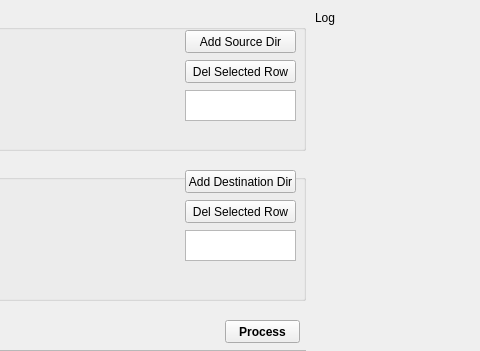
This is iu/copyfiles_main_wdw.ui in cratzerdigitalreef/CopyFiles as Qt 5 draws it before an edit; both pictures show x 275 to 755 and y 0 to 351 of the 1227 by 506 pixel window. The edited form follows.
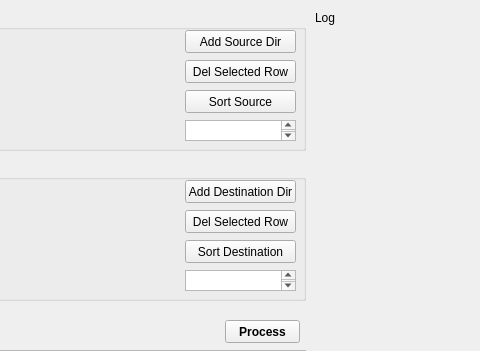
This is the edited form.

```diff
--- a/iu/copyfiles_main_wdw.ui
+++ b/iu/copyfiles_main_wdw.ui
@@ -125,15 +125,28 @@
      <property name="geometry">
       <rect>
        <x>450</x>
-       <y>80</y>
+       <y>110</y>
        <width>111</width>
-       <height>31</height>
+       <height>21</height>
       </rect>
      </property>
      <property name="inputMethodHints">
       <set>Qt::ImhNone</set>
      </property>
     </widget>
+    <widget class="QPushButton" name="pbSourceSort">
+     <property name="geometry">
+      <rect>
+       <x>450</x>
+       <y>80</y>
+       <width>111</width>
+       <height>23</height>
+      </rect>
+     </property>
+     <property name="text">
+      <string>Sort Source</string>
+     </property>
+    </widget>
    </widget>
    <widget class="QGroupBox" name="groupBoxDestination">
     <property name="geometry">
@@ -151,7 +164,7 @@
      <property name="geometry">
       <rect>
        <x>450</x>
-       <y>10</y>
+       <y>20</y>
        <width>111</width>
        <height>23</height>
       </rect>
@@ -164,7 +177,7 @@
      <property name="geometry">
       <rect>
        <x>450</x>
-       <y>40</y>
+       <y>50</y>
        <width>111</width>
        <height>23</height>
       </rect>
@@ -188,15 +201,28 @@
      <property name="geometry">
       <rect>
        <x>450</x>
-       <y>70</y>
+       <y>110</y>
        <width>111</width>
-       <height>31</height>
+       <height>21</height>
       </rect>
      </property>
      <property name="inputMethodHints">
       <set>Qt::ImhNone</set>
      </property>
     </widget>
+    <widget class="QPushButton" name="pbDestinationSort">
+     <property name="geometry">
+      <rect>
+       <x>450</x>
+       <y>80</y>
+       <width>111</width>
+       <height>23</height>
+      </rect>
+     </property>
+     <property name="text">
+      <string>Sort Destination</string>
+     </property>
+    </widget>
    </widget>
    <widget class="QPushButton" name="pbClean">
     <property name="geometry">
```
